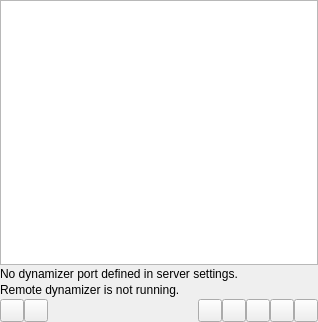
Qt form dynamic/dynamicpage.ui (CDrummond/cantata) before a commit.
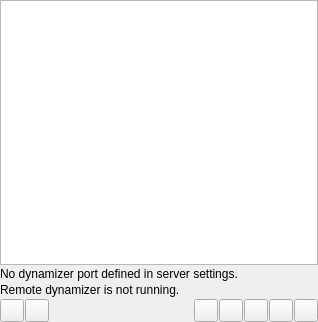
The same form after that commit. Custom widgets are drawn as their Qt base class.

The edit to the form file:
```diff
--- a/dynamic/dynamicpage.ui
+++ b/dynamic/dynamicpage.ui
@@ -41,7 +41,7 @@
        <number>0</number>
       </property>
       <property name="spacing">
-       <number>0</number>
+       <number>1</number>
       </property>
       <item>
        <widget class="ToolButton" name="refreshBtn"/>
```
